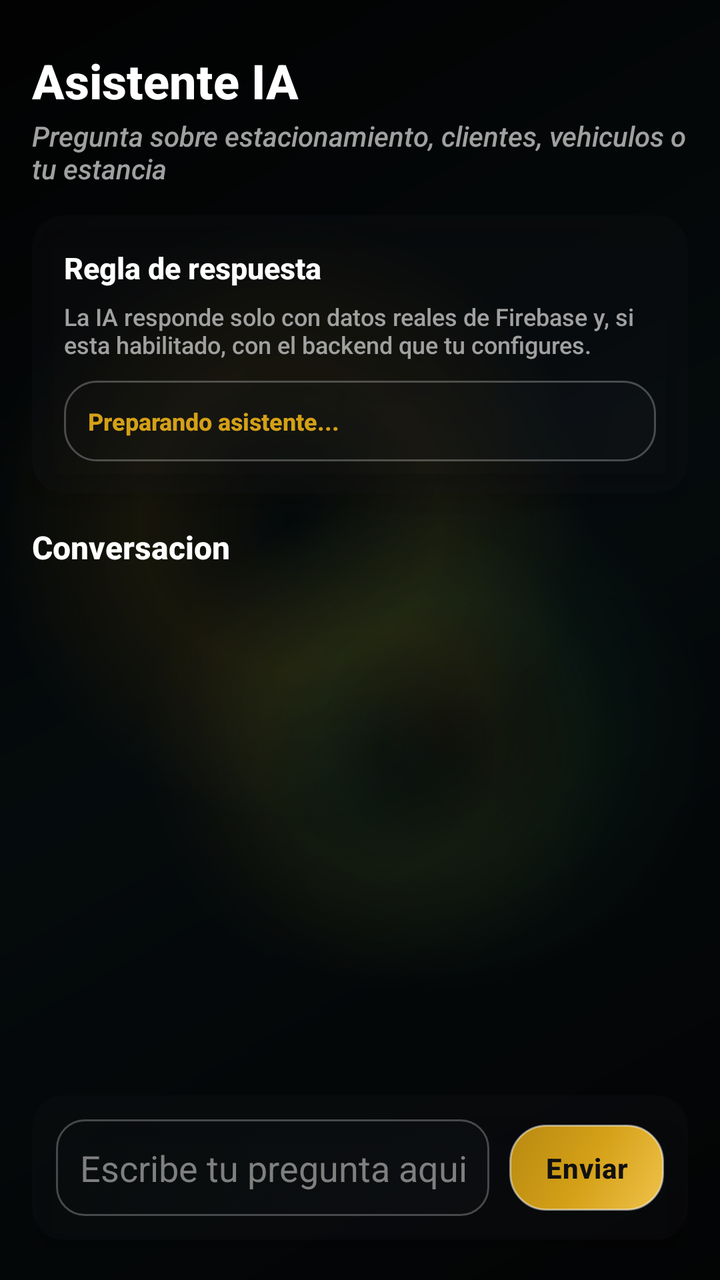
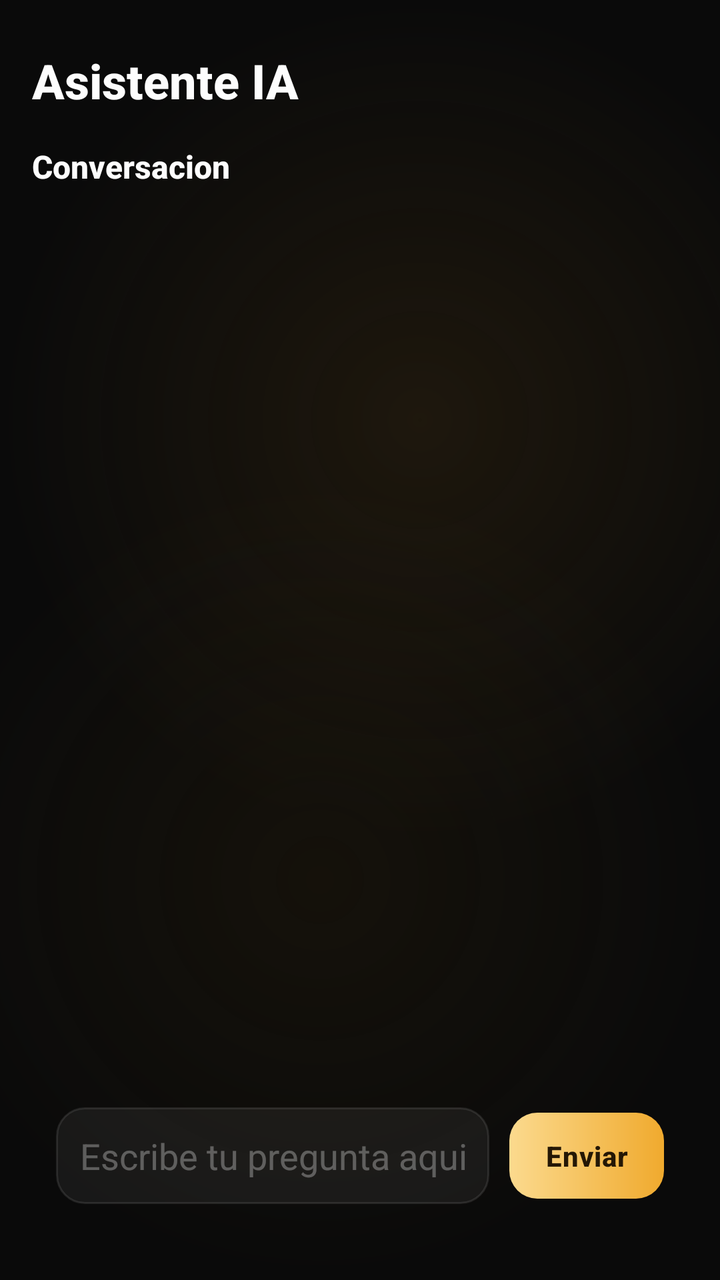

Two renders of the same Android screen: before a commit and after it. Below are the layout's source before the change and the commit's diff.
<!-- AndroidManifest.xml: application theme Theme.AppKaaxPark -->
<!-- res/layout/activity_asistente_ia.xml -->
<?xml version="1.0" encoding="utf-8"?>
<LinearLayout xmlns:android="http://schemas.android.com/apk/res/android"
    xmlns:app="http://schemas.android.com/apk/res-auto"
    xmlns:tools="http://schemas.android.com/tools"
    android:layout_width="match_parent"
    android:layout_height="match_parent"
    android:orientation="vertical"
    android:padding="16dp"
    android:background="@drawable/bg_screen_glass"
    tools:context=".Admin.AsistenteIA">

    <TextView
        android:layout_width="wrap_content"
        android:layout_height="wrap_content"
        android:layout_marginTop="8dp"
        android:text="@string/ai_screen_title"
        android:textColor="#FFFFFF"
        android:textSize="24sp"
        android:textStyle="bold" />

    <TextView
        android:layout_width="wrap_content"
        android:layout_height="wrap_content"
        android:layout_marginTop="2dp"
        android:layout_marginBottom="14dp"
        android:text="@string/ai_screen_subtitle"
        android:textColor="#A0A0A0"
        android:textSize="14sp"
        android:textStyle="italic" />

    <androidx.cardview.widget.CardView
        android:layout_width="match_parent"
        android:layout_height="wrap_content"
        app:cardBackgroundColor="@color/glass_surface"
        app:cardCornerRadius="16dp"
        app:cardElevation="8dp">

        <LinearLayout
            android:layout_width="match_parent"
            android:layout_height="wrap_content"
            android:orientation="vertical"
            android:padding="16dp">

            <TextView
                android:layout_width="wrap_content"
                android:layout_height="wrap_content"
                android:text="Regla de respuesta"
                android:textColor="#FFFFFF"
                android:textSize="15sp"
                android:textStyle="bold" />

            <TextView
                android:layout_width="match_parent"
                android:layout_height="wrap_content"
                android:layout_marginTop="6dp"
                android:text="La IA responde solo con datos reales de Firebase y, si esta habilitado, con el backend que tu configures."
                android:textColor="#A0A0A0"
                android:textSize="12sp" />

            <TextView
                android:id="@+id/txtEstadoAI"
                android:layout_width="match_parent"
                android:layout_height="wrap_content"
                android:layout_marginTop="10dp"
                android:background="@drawable/bg_recuadro_sutil"
                android:padding="12dp"
                android:text="Preparando asistente..."
                android:textColor="#D4A017"
                android:textSize="12sp"
                android:textStyle="bold" />
        </LinearLayout>
    </androidx.cardview.widget.CardView>

    <TextView
        android:layout_width="wrap_content"
        android:layout_height="wrap_content"
        android:layout_marginTop="16dp"
        android:layout_marginBottom="10dp"
        android:text="Conversacion"
        android:textColor="#FFFFFF"
        android:textSize="16sp"
        android:textStyle="bold" />

    <ScrollView
        android:id="@+id/scrollMensajesAI"
        android:layout_width="match_parent"
        android:layout_height="0dp"
        android:layout_weight="1"
        android:fillViewport="true"
        android:scrollbars="none">

        <LinearLayout
            android:id="@+id/contenedorMensajesAI"
            android:layout_width="match_parent"
            android:layout_height="wrap_content"
            android:orientation="vertical" />
    </ScrollView>

    <androidx.cardview.widget.CardView
        android:layout_width="match_parent"
        android:layout_height="wrap_content"
        android:layout_marginTop="12dp"
        android:layout_marginBottom="4dp"
        app:cardBackgroundColor="@color/glass_surface"
        app:cardCornerRadius="16dp"
        app:cardElevation="8dp">

        <LinearLayout
            android:layout_width="match_parent"
            android:layout_height="wrap_content"
            android:gravity="center_vertical"
            android:orientation="horizontal"
            android:padding="12dp">

            <EditText
                android:id="@+id/txtPreguntaAI"
                android:layout_width="0dp"
                android:layout_height="wrap_content"
                android:layout_weight="1"
                android:background="@drawable/bg_input_field"
                android:hint="@string/ai_input_hint"
                android:imeOptions="actionSend"
                android:inputType="textCapSentences"
                android:maxLines="3"
                android:padding="12dp"
                android:textColor="#FFFFFF"
                android:textColorHint="#7F7F7F" />

            <Button
                android:id="@+id/btnEnviarAI"
                android:layout_width="wrap_content"
                android:layout_height="wrap_content"
                android:layout_marginStart="10dp"
                android:background="@drawable/bg_boton_dorado_solido"
                android:paddingHorizontal="18dp"
                android:paddingVertical="12dp"
                android:text="@string/ai_send"
                android:textColor="#111111"
                android:textStyle="bold" />
        </LinearLayout>
    </androidx.cardview.widget.CardView>

</LinearLayout>
<!-- resources referenced by this layout -->
<resources>
  <!-- drawable bg_boton_dorado_solido (drawable) -->
  <?xml version="1.0" encoding="utf-8"?>
  <shape xmlns:android="http://schemas.android.com/apk/res/android"
      android:shape="rectangle">
      <gradient
          android:angle="135"
          android:startColor="@color/gold_light"
          android:centerColor="@color/gold_primary"
          android:endColor="#B88A12" />
      <stroke
          android:width="1dp"
          android:color="#80FFFFFF" />
      <corners android:radius="18dp" />
  </shape>
  <!-- drawable bg_input_field (drawable) -->
  <?xml version="1.0" encoding="utf-8"?>
  <selector xmlns:android="http://schemas.android.com/apk/res/android">
      <item android:state_focused="true">
          <shape android:shape="rectangle">
              <gradient
                  android:angle="135"
                  android:startColor="#3A1A1E22"
                  android:centerColor="#2E171B1F"
                  android:endColor="#22101214" />
              <stroke
                  android:width="1.5dp"
                  android:color="@color/gold_primary" />
              <corners android:radius="14dp" />
          </shape>
      </item>
      <item>
          <shape android:shape="rectangle">
              <gradient
                  android:angle="135"
                  android:startColor="#331A1E22"
                  android:centerColor="#26171B1F"
                  android:endColor="#1F101214" />
              <stroke
                  android:width="1dp"
                  android:color="@color/glass_border" />
              <corners android:radius="14dp" />
          </shape>
      </item>
  </selector>
  <!-- drawable bg_recuadro_sutil (drawable) -->
  <?xml version="1.0" encoding="utf-8"?>
  <shape xmlns:android="http://schemas.android.com/apk/res/android"
      android:shape="rectangle">
      <gradient
          android:angle="135"
          android:startColor="#33191D21"
          android:centerColor="#26171B1F"
          android:endColor="#20101214" />
      <stroke
          android:width="1dp"
          android:color="@color/glass_border" />
      <corners android:radius="16dp" />
  </shape>
  <!-- drawable bg_screen_glass (drawable) -->
  <?xml version="1.0" encoding="utf-8"?>
  <layer-list xmlns:android="http://schemas.android.com/apk/res/android">
  
      <item>
          <shape android:shape="rectangle">
              <gradient
                  android:angle="135"
                  android:startColor="#050607"
                  android:centerColor="#081114"
                  android:endColor="#030303" />
          </shape>
      </item>
  
      <item
          android:left="-70dp"
          android:top="-120dp">
          <shape android:shape="oval">
              <size
                  android:width="260dp"
                  android:height="260dp" />
              <gradient
                  android:type="radial"
                  android:gradientRadius="150dp"
                  android:centerColor="#26D4A017"
                  android:endColor="#00D4A017" />
          </shape>
      </item>
  
      <item
          android:right="-90dp"
          android:top="90dp">
          <shape android:shape="oval">
              <size
                  android:width="240dp"
                  android:height="240dp" />
              <gradient
                  android:type="radial"
                  android:gradientRadius="130dp"
                  android:centerColor="#182ECC71"
                  android:endColor="#002ECC71" />
          </shape>
      </item>
  
      <item
          android:left="20dp"
          android:bottom="-110dp">
          <shape android:shape="oval">
              <size
                  android:width="220dp"
                  android:height="220dp" />
              <gradient
                  android:type="radial"
                  android:gradientRadius="120dp"
                  android:centerColor="#1AD4A017"
                  android:endColor="#00D4A017" />
          </shape>
      </item>
  
      <item>
          <shape android:shape="rectangle">
              <solid android:color="@color/glass_scrim" />
          </shape>
      </item>
  
  </layer-list>
  <string name="ai_screen_subtitle">Pregunta sobre estacionamiento, clientes, vehiculos o tu estancia</string>
  <color name="glass_scrim">#66000000</color>
  <!-- unchanged entries left out for length: 16 -->
</resources>

<!-- the commit's change to res/layout/activity_asistente_ia.xml (unified diff, before → after) -->
@@ -6,6 +6,7 @@
     android:layout_height="match_parent"
     android:orientation="vertical"
     android:padding="16dp"
+    android:layout_marginTop="80dp"
     android:background="@drawable/bg_screen_glass"
     tools:context=".Admin.AsistenteIA">
 
@@ -14,62 +15,9 @@
         android:layout_height="wrap_content"
         android:layout_marginTop="8dp"
         android:text="@string/ai_screen_title"
-        android:textColor="#FFFFFF"
+        android:textColor="#FDFDFD"
         android:textSize="24sp"
         android:textStyle="bold" />
-
-    <TextView
-        android:layout_width="wrap_content"
-        android:layout_height="wrap_content"
-        android:layout_marginTop="2dp"
-        android:layout_marginBottom="14dp"
-        android:text="@string/ai_screen_subtitle"
-        android:textColor="#A0A0A0"
-        android:textSize="14sp"
-        android:textStyle="italic" />
-
-    <androidx.cardview.widget.CardView
-        android:layout_width="match_parent"
-        android:layout_height="wrap_content"
-        app:cardBackgroundColor="@color/glass_surface"
-        app:cardCornerRadius="16dp"
-        app:cardElevation="8dp">
-
-        <LinearLayout
-            android:layout_width="match_parent"
-            android:layout_height="wrap_content"
-            android:orientation="vertical"
-            android:padding="16dp">
-
-            <TextView
-                android:layout_width="wrap_content"
-                android:layout_height="wrap_content"
-                android:text="Regla de respuesta"
-                android:textColor="#FFFFFF"
-                android:textSize="15sp"
-                android:textStyle="bold" />
-
-            <TextView
-                android:layout_width="match_parent"
-                android:layout_height="wrap_content"
-                android:layout_marginTop="6dp"
-                android:text="La IA responde solo con datos reales de Firebase y, si esta habilitado, con el backend que tu configures."
-                android:textColor="#A0A0A0"
-                android:textSize="12sp" />
-
-            <TextView
-                android:id="@+id/txtEstadoAI"
-                android:layout_width="match_parent"
-                android:layout_height="wrap_content"
-                android:layout_marginTop="10dp"
-                android:background="@drawable/bg_recuadro_sutil"
-                android:padding="12dp"
-                android:text="Preparando asistente..."
-                android:textColor="#D4A017"
-                android:textSize="12sp"
-                android:textStyle="bold" />
-        </LinearLayout>
-    </androidx.cardview.widget.CardView>
 
     <TextView
         android:layout_width="wrap_content"
@@ -77,7 +25,7 @@
         android:layout_marginTop="16dp"
         android:layout_marginBottom="10dp"
         android:text="Conversacion"
-        android:textColor="#FFFFFF"
+        android:textColor="#FDFDFD"
         android:textSize="16sp"
         android:textStyle="bold" />
 
@@ -100,10 +48,11 @@
         android:layout_width="match_parent"
         android:layout_height="wrap_content"
         android:layout_marginTop="12dp"
-        android:layout_marginBottom="4dp"
-        app:cardBackgroundColor="@color/glass_surface"
-        app:cardCornerRadius="16dp"
-        app:cardElevation="8dp">
+        android:layout_marginBottom="10dp"
+        app:cardBackgroundColor="@android:color/transparent"
+        android:background="@drawable/bg_glass_card"
+        app:cardCornerRadius="18dp"
+        app:cardElevation="0dp">
 
         <LinearLayout
             android:layout_width="match_parent"
@@ -117,25 +66,25 @@
                 android:layout_width="0dp"
                 android:layout_height="wrap_content"
                 android:layout_weight="1"
-                android:background="@drawable/bg_input_field"
+                android:background="@drawable/bg_input_glass"
                 android:hint="@string/ai_input_hint"
                 android:imeOptions="actionSend"
                 android:inputType="textCapSentences"
                 android:maxLines="3"
                 android:padding="12dp"
-                android:textColor="#FFFFFF"
-                android:textColorHint="#7F7F7F" />
+                android:textColor="#FDFDFD"
+                android:textColorHint="#4DFFFFFF" />
 
             <Button
                 android:id="@+id/btnEnviarAI"
                 android:layout_width="wrap_content"
                 android:layout_height="wrap_content"
                 android:layout_marginStart="10dp"
-                android:background="@drawable/bg_boton_dorado_solido"
+                android:background="@drawable/bg_button_gold"
                 android:paddingHorizontal="18dp"
                 android:paddingVertical="12dp"
                 android:text="@string/ai_send"
-                android:textColor="#111111"
+                android:textColor="#241705"
                 android:textStyle="bold" />
         </LinearLayout>
     </androidx.cardview.widget.CardView>
<!-- resource entries referenced after the edit -->
@@ -1,131 +1,85 @@
 <!-- resources referenced by this layout -->
 <resources>
-  <!-- drawable bg_boton_dorado_solido (drawable) -->
+  <!-- drawable bg_button_gold (drawable) -->
   <?xml version="1.0" encoding="utf-8"?>
   <shape xmlns:android="http://schemas.android.com/apk/res/android"
       android:shape="rectangle">
       <gradient
-          android:angle="135"
-          android:startColor="@color/gold_light"
-          android:centerColor="@color/gold_primary"
-          android:endColor="#B88A12" />
+          android:angle="0"
+          android:startColor="#FBDA8E"
+          android:endColor="#F0AA2E" />
+      <corners android:radius="14dp" />
+  </shape>
+  <!-- drawable bg_glass_card (drawable) -->
+  <?xml version="1.0" encoding="utf-8"?>
+  <shape xmlns:android="http://schemas.android.com/apk/res/android"
+      android:shape="rectangle">
+      <solid android:color="#0FFFFFFF" /> 
       <stroke
           android:width="1dp"
-          android:color="#80FFFFFF" />
+          android:color="#1AFFFFFF" /> 
       <corners android:radius="18dp" />
   </shape>
-  <!-- drawable bg_input_field (drawable) -->
+  <!-- drawable bg_input_glass (drawable) -->
   <?xml version="1.0" encoding="utf-8"?>
   <selector xmlns:android="http://schemas.android.com/apk/res/android">
       <item android:state_focused="true">
           <shape android:shape="rectangle">
-              <gradient
-                  android:angle="135"
-                  android:startColor="#3A1A1E22"
-                  android:centerColor="#2E171B1F"
-                  android:endColor="#22101214" />
+              <solid android:color="#0FFFFFFF" />
               <stroke
                   android:width="1.5dp"
-                  android:color="@color/gold_primary" />
+                  android:color="#F5C55A" />
               <corners android:radius="14dp" />
           </shape>
       </item>
       <item>
           <shape android:shape="rectangle">
-              <gradient
-                  android:angle="135"
-                  android:startColor="#331A1E22"
-                  android:centerColor="#26171B1F"
-                  android:endColor="#1F101214" />
+              <solid android:color="#0FFFFFFF" />
               <stroke
                   android:width="1dp"
-                  android:color="@color/glass_border" />
+                  android:color="#1AFFFFFF" />
               <corners android:radius="14dp" />
           </shape>
       </item>
   </selector>
-  <!-- drawable bg_recuadro_sutil (drawable) -->
-  <?xml version="1.0" encoding="utf-8"?>
-  <shape xmlns:android="http://schemas.android.com/apk/res/android"
-      android:shape="rectangle">
-      <gradient
-          android:angle="135"
-          android:startColor="#33191D21"
-          android:centerColor="#26171B1F"
-          android:endColor="#20101214" />
-      <stroke
-          android:width="1dp"
-          android:color="@color/glass_border" />
-      <corners android:radius="16dp" />
-  </shape>
   <!-- drawable bg_screen_glass (drawable) -->
   <?xml version="1.0" encoding="utf-8"?>
   <layer-list xmlns:android="http://schemas.android.com/apk/res/android">
   
+      
       <item>
           <shape android:shape="rectangle">
-              <gradient
-                  android:angle="135"
-                  android:startColor="#050607"
-                  android:centerColor="#081114"
-                  android:endColor="#030303" />
+              <solid android:color="#0A0A0A" />
           </shape>
       </item>
   
-      <item
-          android:left="-70dp"
-          android:top="-120dp">
+      
+      <item android:gravity="top|start">
           <shape android:shape="oval">
-              <size
-                  android:width="260dp"
-                  android:height="260dp" />
+              <size android:width="420dp" android:height="420dp" />
               <gradient
                   android:type="radial"
-                  android:gradientRadius="150dp"
-                  android:centerColor="#26D4A017"
-                  android:endColor="#00D4A017" />
+                  android:gradientRadius="210dp"
+                  android:centerColor="#333A2A10"
+                  android:startColor="#663A2A10"
+                  android:endColor="#000A0A0A" />
           </shape>
       </item>
   
-      <item
-          android:right="-90dp"
-          android:top="90dp">
+      
+      <item android:gravity="bottom|end">
           <shape android:shape="oval">
-              <size
-                  android:width="240dp"
-                  android:height="240dp" />
+              <size android:width="400dp" android:height="400dp" />
               <gradient
                   android:type="radial"
-                  android:gradientRadius="130dp"
-                  android:centerColor="#182ECC71"
-                  android:endColor="#002ECC71" />
-          </shape>
-      </item>
-  
-      <item
-          android:left="20dp"
-          android:bottom="-110dp">
-          <shape android:shape="oval">
-              <size
-                  android:width="220dp"
-                  android:height="220dp" />
-              <gradient
-                  android:type="radial"
-                  android:gradientRadius="120dp"
-                  android:centerColor="#1AD4A017"
-                  android:endColor="#00D4A017" />
-          </shape>
-      </item>
-  
-      <item>
-          <shape android:shape="rectangle">
-              <solid android:color="@color/glass_scrim" />
+                  android:gradientRadius="200dp"
+                  android:centerColor="#2A2A1F0A"
+                  android:startColor="#552A1F0A"
+                  android:endColor="#000A0A0A" />
           </shape>
       </item>
   
   </layer-list>
-  <string name="ai_screen_subtitle">Pregunta sobre estacionamiento, clientes, vehiculos o tu estancia</string>
-  <color name="glass_scrim">#66000000</color>
   <!-- unchanged entries left out for length: 16 -->
 </resources>
 
